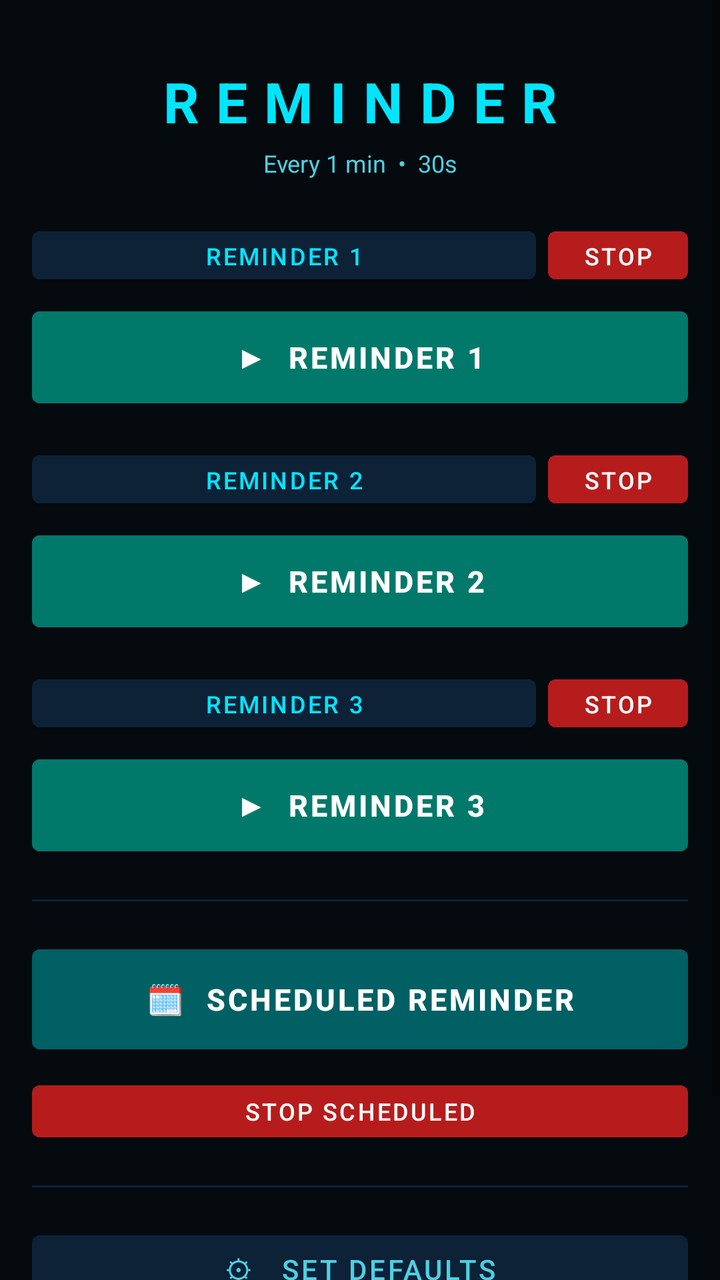
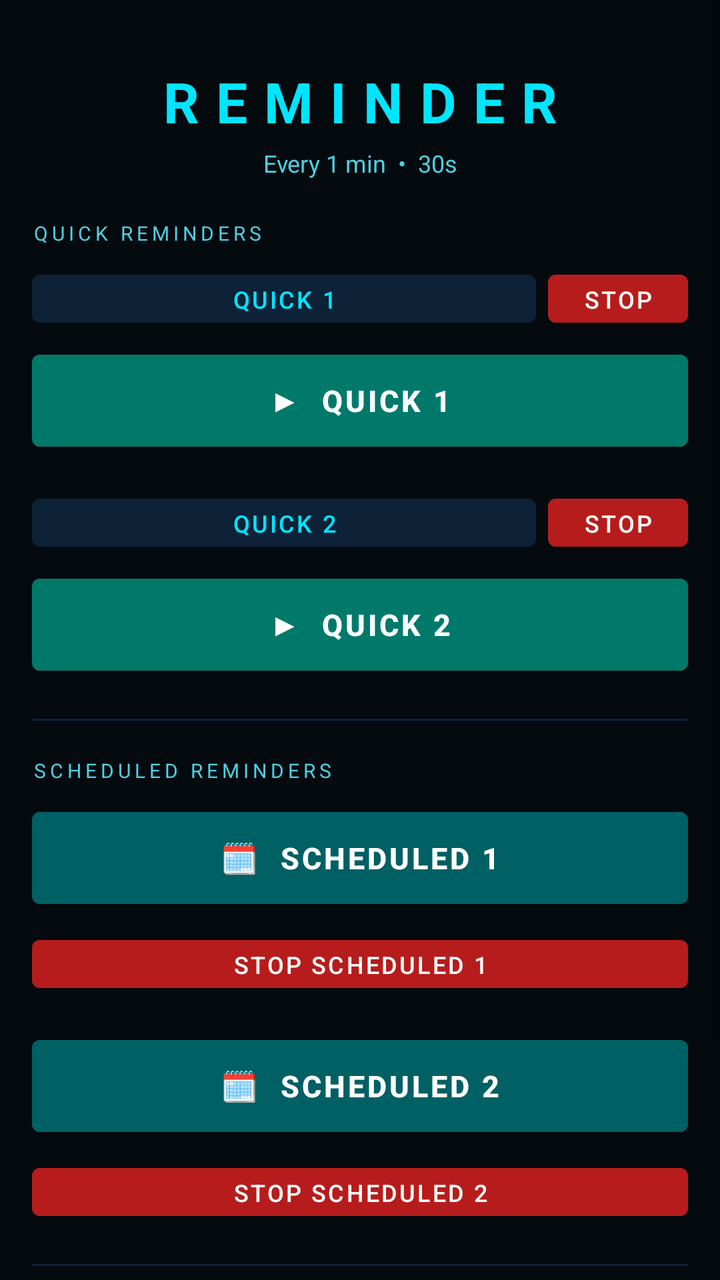

Compare the two renders of this Android layout. The source of the first and the diff that turns it into the second are given below.
<!-- AndroidManifest.xml: application theme AppTheme -->
<!-- res/layout/activity_main.xml -->
<?xml version="1.0" encoding="utf-8"?>
<ScrollView xmlns:android="http://schemas.android.com/apk/res/android"
    android:layout_width="match_parent"
    android:layout_height="match_parent"
    android:background="#050A0F">

    <LinearLayout
        android:layout_width="match_parent"
        android:layout_height="wrap_content"
        android:orientation="vertical"
        android:padding="16dp">

        <TextView
            android:layout_width="match_parent"
            android:layout_height="wrap_content"
            android:text="REMINDER"
            android:textSize="28sp"
            android:textStyle="bold"
            android:textColor="#00E5FF"
            android:letterSpacing="0.3"
            android:gravity="center"
            android:layout_marginTop="16dp"
            android:layout_marginBottom="4dp"/>

        <TextView
            android:id="@+id/tvSettings"
            android:layout_width="match_parent"
            android:layout_height="wrap_content"
            android:text="Every 1 min  •  30s"
            android:textSize="12sp"
            android:textColor="#4DD0E1"
            android:gravity="center"
            android:layout_marginBottom="20dp"/>

        
        <LinearLayout android:layout_width="match_parent" android:layout_height="wrap_content" android:orientation="horizontal" android:layout_marginBottom="4dp">
            <Button android:id="@+id/btnRename1" android:layout_width="0dp" android:layout_height="36dp" android:layout_weight="1" android:text="Reminder 1" android:textSize="12sp" android:backgroundTint="#0D2137" android:textColor="#00E5FF" android:layout_marginEnd="6dp"/>
            <Button android:id="@+id/btnStop1" android:layout_width="70dp" android:layout_height="36dp" android:text="STOP" android:textSize="12sp" android:backgroundTint="#B71C1C" android:textColor="#FFFFFF" android:enabled="false"/>
        </LinearLayout>
        <Button android:id="@+id/btnSlot1" android:layout_width="match_parent" android:layout_height="58dp" android:text="▶  Reminder 1" android:textSize="15sp" android:textStyle="bold" android:backgroundTint="#00796B" android:textColor="#FFFFFF" android:layout_marginBottom="14dp"/>

        
        <LinearLayout android:layout_width="match_parent" android:layout_height="wrap_content" android:orientation="horizontal" android:layout_marginBottom="4dp">
            <Button android:id="@+id/btnRename2" android:layout_width="0dp" android:layout_height="36dp" android:layout_weight="1" android:text="Reminder 2" android:textSize="12sp" android:backgroundTint="#0D2137" android:textColor="#00E5FF" android:layout_marginEnd="6dp"/>
            <Button android:id="@+id/btnStop2" android:layout_width="70dp" android:layout_height="36dp" android:text="STOP" android:textSize="12sp" android:backgroundTint="#B71C1C" android:textColor="#FFFFFF" android:enabled="false"/>
        </LinearLayout>
        <Button android:id="@+id/btnSlot2" android:layout_width="match_parent" android:layout_height="58dp" android:text="▶  Reminder 2" android:textSize="15sp" android:textStyle="bold" android:backgroundTint="#00796B" android:textColor="#FFFFFF" android:layout_marginBottom="14dp"/>

        
        <LinearLayout android:layout_width="match_parent" android:layout_height="wrap_content" android:orientation="horizontal" android:layout_marginBottom="4dp">
            <Button android:id="@+id/btnRename3" android:layout_width="0dp" android:layout_height="36dp" android:layout_weight="1" android:text="Reminder 3" android:textSize="12sp" android:backgroundTint="#0D2137" android:textColor="#00E5FF" android:layout_marginEnd="6dp"/>
            <Button android:id="@+id/btnStop3" android:layout_width="70dp" android:layout_height="36dp" android:text="STOP" android:textSize="12sp" android:backgroundTint="#B71C1C" android:textColor="#FFFFFF" android:enabled="false"/>
        </LinearLayout>
        <Button android:id="@+id/btnSlot3" android:layout_width="match_parent" android:layout_height="58dp" android:text="▶  Reminder 3" android:textSize="15sp" android:textStyle="bold" android:backgroundTint="#00796B" android:textColor="#FFFFFF" android:layout_marginBottom="18dp"/>

        
        <View android:layout_width="match_parent" android:layout_height="1dp" android:background="#0D2137" android:layout_marginBottom="18dp"/>

        
        <Button android:id="@+id/btnScheduled" android:layout_width="match_parent" android:layout_height="62dp" android:text="🗓  Scheduled Reminder" android:textSize="15sp" android:textStyle="bold" android:backgroundTint="#006064" android:textColor="#FFFFFF" android:layout_marginBottom="6dp"/>
        <Button android:id="@+id/btnStopScheduled" android:layout_width="match_parent" android:layout_height="38dp" android:text="STOP SCHEDULED" android:textSize="12sp" android:backgroundTint="#B71C1C" android:textColor="#FFFFFF" android:enabled="false" android:layout_marginBottom="18dp"/>

        
        <View android:layout_width="match_parent" android:layout_height="1dp" android:background="#0D2137" android:layout_marginBottom="18dp"/>

        
        <Button android:id="@+id/btnDefaultSettings" android:layout_width="match_parent" android:layout_height="46dp" android:text="⚙   Set Defaults" android:textSize="14sp" android:backgroundTint="#0D2137" android:textColor="#4DD0E1" android:layout_marginBottom="8dp"/>
        <Button android:id="@+id/btnStopAll" android:layout_width="match_parent" android:layout_height="50dp" android:text="■   STOP ALL" android:textSize="15sp" android:textStyle="bold" android:backgroundTint="#B71C1C" android:textColor="#FFFFFF" android:enabled="false" android:layout_marginBottom="16dp"/>

    </LinearLayout>
</ScrollView>
<!-- resources referenced by this layout -->
<resources>
  <style name="AppTheme" parent="Theme.MaterialComponents.DayNight.NoActionBar">
          <item name="colorPrimary">#3949AB</item>
          <item name="colorPrimaryDark">#1A237E</item>
          <item name="colorAccent">#7986CB</item>
      </style>
</resources>

<!-- the commit's change to res/layout/activity_main.xml (unified diff, before → after) -->
@@ -33,37 +33,38 @@
             android:layout_marginBottom="20dp"/>
 
         
+        <TextView android:layout_width="match_parent" android:layout_height="wrap_content" android:text="QUICK REMINDERS" android:textSize="10sp" android:textColor="#4DD0E1" android:letterSpacing="0.2" android:layout_marginBottom="8dp"/>
+
         <LinearLayout android:layout_width="match_parent" android:layout_height="wrap_content" android:orientation="horizontal" android:layout_marginBottom="4dp">
-            <Button android:id="@+id/btnRename1" android:layout_width="0dp" android:layout_height="36dp" android:layout_weight="1" android:text="Reminder 1" android:textSize="12sp" android:backgroundTint="#0D2137" android:textColor="#00E5FF" android:layout_marginEnd="6dp"/>
+            <Button android:id="@+id/btnRename1" android:layout_width="0dp" android:layout_height="36dp" android:layout_weight="1" android:text="Quick 1" android:textSize="12sp" android:backgroundTint="#0D2137" android:textColor="#00E5FF" android:layout_marginEnd="6dp"/>
             <Button android:id="@+id/btnStop1" android:layout_width="70dp" android:layout_height="36dp" android:text="STOP" android:textSize="12sp" android:backgroundTint="#B71C1C" android:textColor="#FFFFFF" android:enabled="false"/>
         </LinearLayout>
-        <Button android:id="@+id/btnSlot1" android:layout_width="match_parent" android:layout_height="58dp" android:text="▶  Reminder 1" android:textSize="15sp" android:textStyle="bold" android:backgroundTint="#00796B" android:textColor="#FFFFFF" android:layout_marginBottom="14dp"/>
+        <Button android:id="@+id/btnSlot1" android:layout_width="match_parent" android:layout_height="58dp" android:text="▶  Quick 1" android:textSize="15sp" android:textStyle="bold" android:backgroundTint="#00796B" android:textColor="#FFFFFF" android:layout_marginBottom="14dp"/>
 
         
         <LinearLayout android:layout_width="match_parent" android:layout_height="wrap_content" android:orientation="horizontal" android:layout_marginBottom="4dp">
-            <Button android:id="@+id/btnRename2" android:layout_width="0dp" android:layout_height="36dp" android:layout_weight="1" android:text="Reminder 2" android:textSize="12sp" android:backgroundTint="#0D2137" android:textColor="#00E5FF" android:layout_marginEnd="6dp"/>
+            <Button android:id="@+id/btnRename2" android:layout_width="0dp" android:layout_height="36dp" android:layout_weight="1" android:text="Quick 2" android:textSize="12sp" android:backgroundTint="#0D2137" android:textColor="#00E5FF" android:layout_marginEnd="6dp"/>
             <Button android:id="@+id/btnStop2" android:layout_width="70dp" android:layout_height="36dp" android:text="STOP" android:textSize="12sp" android:backgroundTint="#B71C1C" android:textColor="#FFFFFF" android:enabled="false"/>
         </LinearLayout>
-        <Button android:id="@+id/btnSlot2" android:layout_width="match_parent" android:layout_height="58dp" android:text="▶  Reminder 2" android:textSize="15sp" android:textStyle="bold" android:backgroundTint="#00796B" android:textColor="#FFFFFF" android:layout_marginBottom="14dp"/>
-
-        
-        <LinearLayout android:layout_width="match_parent" android:layout_height="wrap_content" android:orientation="horizontal" android:layout_marginBottom="4dp">
-            <Button android:id="@+id/btnRename3" android:layout_width="0dp" android:layout_height="36dp" android:layout_weight="1" android:text="Reminder 3" android:textSize="12sp" android:backgroundTint="#0D2137" android:textColor="#00E5FF" android:layout_marginEnd="6dp"/>
-            <Button android:id="@+id/btnStop3" android:layout_width="70dp" android:layout_height="36dp" android:text="STOP" android:textSize="12sp" android:backgroundTint="#B71C1C" android:textColor="#FFFFFF" android:enabled="false"/>
-        </LinearLayout>
-        <Button android:id="@+id/btnSlot3" android:layout_width="match_parent" android:layout_height="58dp" android:text="▶  Reminder 3" android:textSize="15sp" android:textStyle="bold" android:backgroundTint="#00796B" android:textColor="#FFFFFF" android:layout_marginBottom="18dp"/>
+        <Button android:id="@+id/btnSlot2" android:layout_width="match_parent" android:layout_height="58dp" android:text="▶  Quick 2" android:textSize="15sp" android:textStyle="bold" android:backgroundTint="#00796B" android:textColor="#FFFFFF" android:layout_marginBottom="18dp"/>
 
         
         <View android:layout_width="match_parent" android:layout_height="1dp" android:background="#0D2137" android:layout_marginBottom="18dp"/>
 
         
-        <Button android:id="@+id/btnScheduled" android:layout_width="match_parent" android:layout_height="62dp" android:text="🗓  Scheduled Reminder" android:textSize="15sp" android:textStyle="bold" android:backgroundTint="#006064" android:textColor="#FFFFFF" android:layout_marginBottom="6dp"/>
-        <Button android:id="@+id/btnStopScheduled" android:layout_width="match_parent" android:layout_height="38dp" android:text="STOP SCHEDULED" android:textSize="12sp" android:backgroundTint="#B71C1C" android:textColor="#FFFFFF" android:enabled="false" android:layout_marginBottom="18dp"/>
+        <TextView android:layout_width="match_parent" android:layout_height="wrap_content" android:text="SCHEDULED REMINDERS" android:textSize="10sp" android:textColor="#4DD0E1" android:letterSpacing="0.2" android:layout_marginBottom="8dp"/>
+
+        
+        <Button android:id="@+id/btnScheduled" android:layout_width="match_parent" android:layout_height="58dp" android:text="🗓  Scheduled 1" android:textSize="15sp" android:textStyle="bold" android:backgroundTint="#006064" android:textColor="#FFFFFF" android:layout_marginBottom="6dp"/>
+        <Button android:id="@+id/btnStopScheduled" android:layout_width="match_parent" android:layout_height="36dp" android:text="STOP SCHEDULED 1" android:textSize="12sp" android:backgroundTint="#B71C1C" android:textColor="#FFFFFF" android:enabled="false" android:layout_marginBottom="14dp"/>
+
+        
+        <Button android:id="@+id/btnScheduled2" android:layout_width="match_parent" android:layout_height="58dp" android:text="🗓  Scheduled 2" android:textSize="15sp" android:textStyle="bold" android:backgroundTint="#006064" android:textColor="#FFFFFF" android:layout_marginBottom="6dp"/>
+        <Button android:id="@+id/btnStopScheduled2" android:layout_width="match_parent" android:layout_height="36dp" android:text="STOP SCHEDULED 2" android:textSize="12sp" android:backgroundTint="#B71C1C" android:textColor="#FFFFFF" android:enabled="false" android:layout_marginBottom="18dp"/>
 
         
         <View android:layout_width="match_parent" android:layout_height="1dp" android:background="#0D2137" android:layout_marginBottom="18dp"/>
 
-        
         <Button android:id="@+id/btnDefaultSettings" android:layout_width="match_parent" android:layout_height="46dp" android:text="⚙   Set Defaults" android:textSize="14sp" android:backgroundTint="#0D2137" android:textColor="#4DD0E1" android:layout_marginBottom="8dp"/>
         <Button android:id="@+id/btnStopAll" android:layout_width="match_parent" android:layout_height="50dp" android:text="■   STOP ALL" android:textSize="15sp" android:textStyle="bold" android:backgroundTint="#B71C1C" android:textColor="#FFFFFF" android:enabled="false" android:layout_marginBottom="16dp"/>
 
